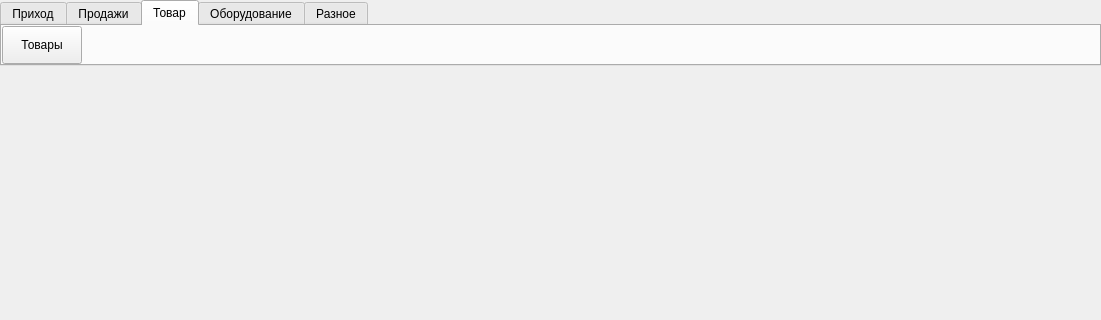
Old version of the form ui/main_window.ui in the repository Meller008/kara; both pictures show x 0 to 1101 and y 0 to 320 of the 1101 by 771 pixel window.
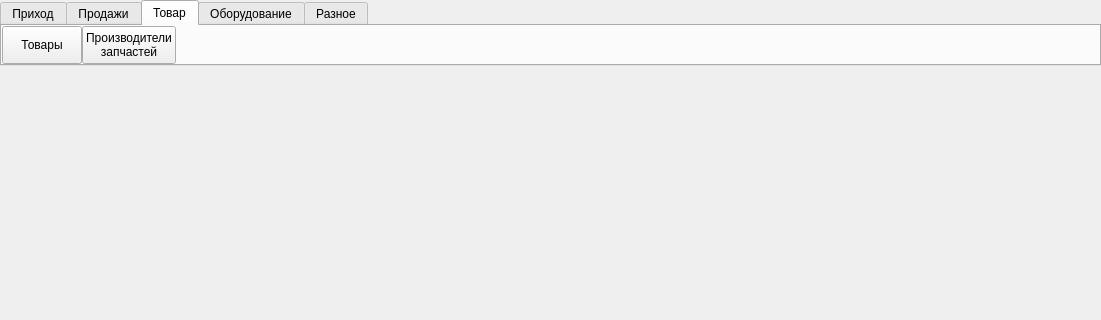
New version of the form. The open tabs and pages were chosen to show the change.

```diff
--- a/ui/main_window.ui
+++ b/ui/main_window.ui
@@ -164,6 +164,19 @@
         <property name="spacing">
          <number>0</number>
         </property>
+        <item row="0" column="2">
+         <spacer name="horizontalSpacer_3">
+          <property name="orientation">
+           <enum>Qt::Horizontal</enum>
+          </property>
+          <property name="sizeHint" stdset="0">
+           <size>
+            <width>40</width>
+            <height>20</height>
+           </size>
+          </property>
+         </spacer>
+        </item>
         <item row="0" column="0">
          <widget class="QPushButton" name="pushButton_7">
           <property name="sizePolicy">
@@ -178,17 +191,18 @@
          </widget>
         </item>
         <item row="0" column="1">
-         <spacer name="horizontalSpacer_3">
-          <property name="orientation">
-           <enum>Qt::Horizontal</enum>
+         <widget class="QPushButton" name="pushButton_11">
+          <property name="sizePolicy">
+           <sizepolicy hsizetype="Minimum" vsizetype="Minimum">
+            <horstretch>0</horstretch>
+            <verstretch>0</verstretch>
+           </sizepolicy>
           </property>
-          <property name="sizeHint" stdset="0">
-           <size>
-            <width>40</width>
-            <height>20</height>
-           </size>
+          <property name="text">
+           <string>Производители
+запчастей</string>
           </property>
-         </spacer>
+         </widget>
         </item>
        </layout>
       </widget>
```
Left out of the diff: 46 changed lines with no effect on the pictures.
